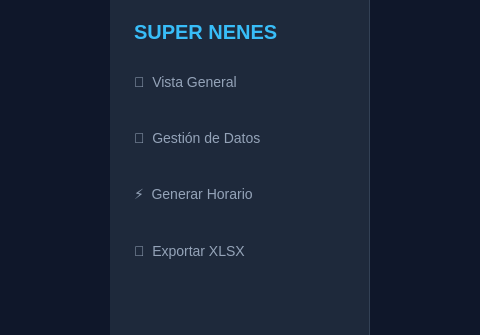
Before: the Qt Designer form ui/main_shell.ui in moramirete/generadorHorarios, drawn with Qt 5; both pictures show x 360 to 840 and y 0 to 335 of the 1200 by 800 pixel window.
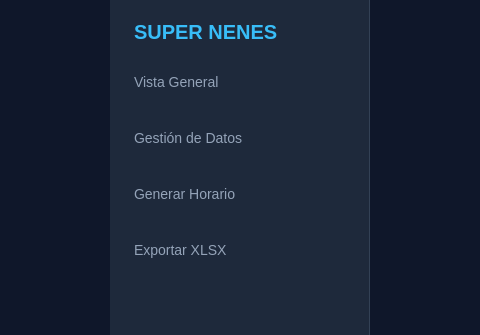
After: the same form once the commit is applied.

The edit to the form file:
```diff
--- a/ui/main_shell.ui
+++ b/ui/main_shell.ui
@@ -79,7 +79,7 @@
           <string>QPushButton { color: #94a3b8; border: none; padding: 15px; text-align: left; font-size: 14px; } QPushButton:hover { background: #334155; color: white; } QPushButton:checked { color: #38bdf8; font-weight: bold; }</string>
          </property>
          <property name="text">
-          <string>📅  Vista General</string>
+          <string>Vista General</string>
          </property>
          <property name="checkable">
           <bool>true</bool>
@@ -98,7 +98,7 @@
           <string>QPushButton { color: #94a3b8; border: none; padding: 15px; text-align: left; font-size: 14px; } QPushButton:hover { background: #334155; color: white; } QPushButton:checked { color: #38bdf8; font-weight: bold; }</string>
          </property>
          <property name="text">
-          <string>📂  Gestión de Datos</string>
+          <string>Gestión de Datos</string>
          </property>
          <property name="checkable">
           <bool>true</bool>
@@ -117,7 +117,7 @@
           <string>QPushButton { color: #94a3b8; border: none; padding: 15px; text-align: left; font-size: 14px; } QPushButton:hover { background: #334155; color: white; } QPushButton:checked { color: #38bdf8; font-weight: bold; }</string>
          </property>
          <property name="text">
-          <string>⚡  Generar Horario</string>
+          <string>Generar Horario</string>
          </property>
          <property name="checkable">
           <bool>true</bool>
@@ -136,7 +136,7 @@
           <string>QPushButton { color: #94a3b8; border: none; padding: 15px; text-align: left; font-size: 14px; } QPushButton:hover { background: #334155; color: white; }</string>
          </property>
          <property name="text">
-          <string>💾  Exportar XLSX</string>
+          <string>Exportar XLSX</string>
          </property>
         </widget>
        </item>
```
